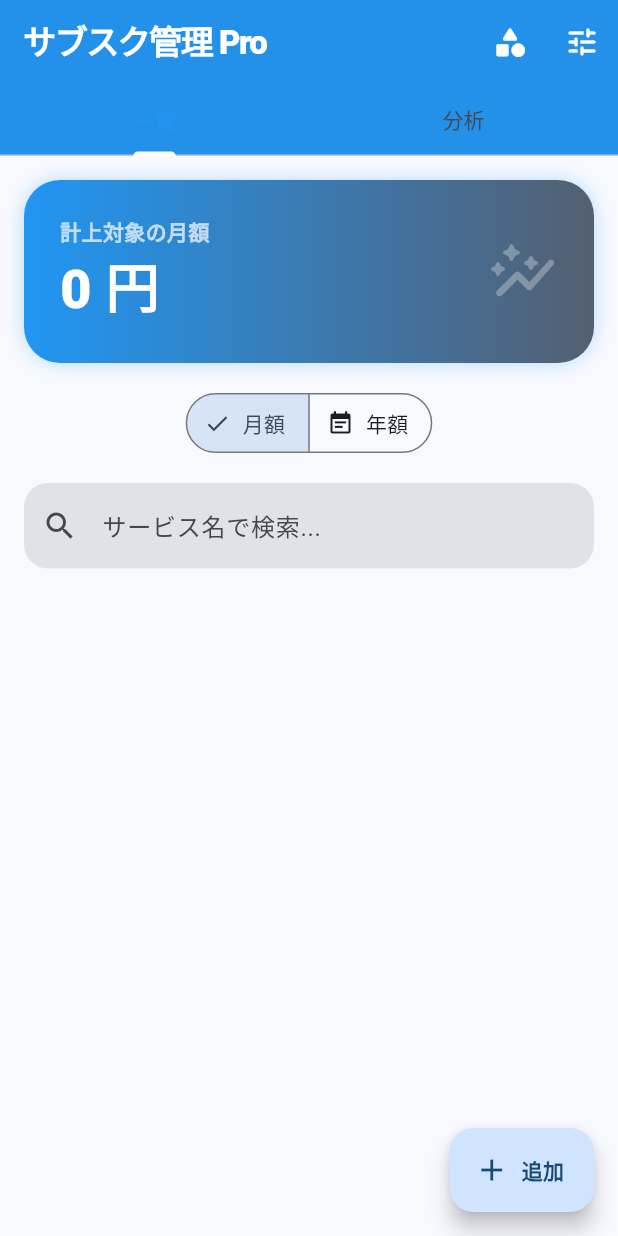
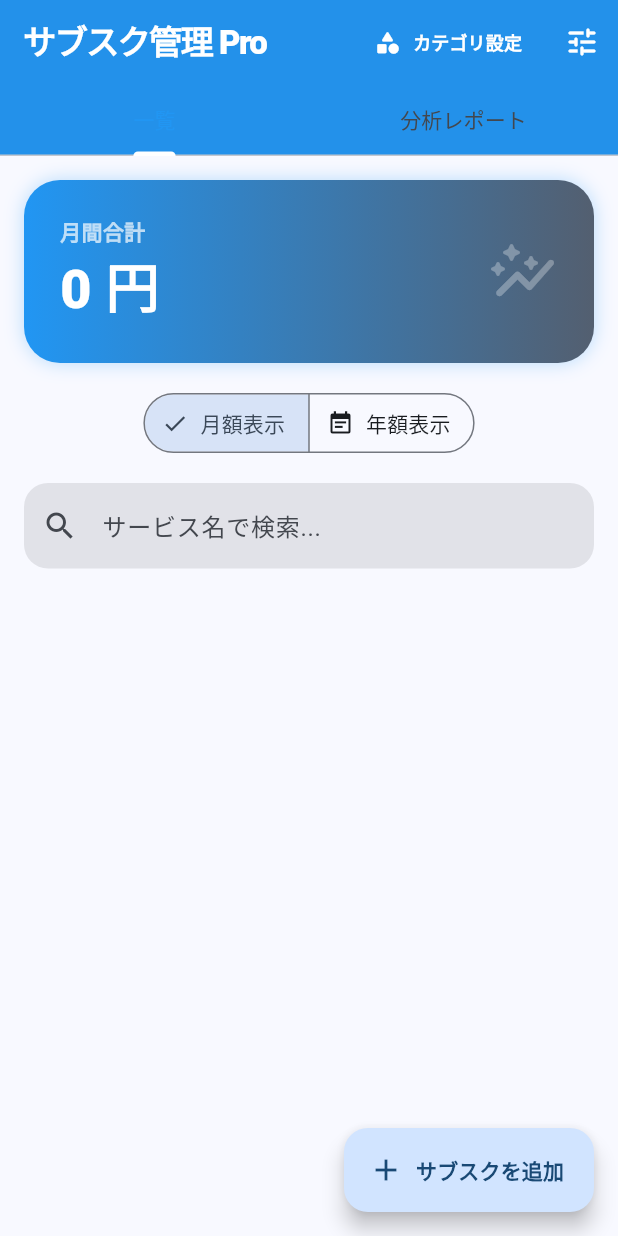
Before and after one commit to duck6522-hue/flutter_application_1, a Flutter app: the screen it shows after launch, on a phone screen of 412 x 824 dp. Run offline on Flutter 3.47's test engine with Material 3 defaults, Android fonts, the phone set to English and light mode, and no system bars; our stand-ins replace fl_chart, shared_preferences; missing offline and left inert: dart:html.

Commit message:
Fix syntax error and icons

```diff
--- a/lib/home_screen.dart
+++ b/lib/home_screen.dart
@@ -14,8 +14,10 @@ class HomeScreen extends StatefulWidget {
 }
 
 class _HomeScreenState extends State<HomeScreen> {
+  // --- 状態管理 ---
   List<Map<String, dynamic>> _subs = [];
-  List<String> _genres = ['動画', '音楽', '携帯代', '家賃', 'その他'];
+  // ★デフォルトカテゴリに「クレカ」と「AI」を追加
+  List<String> _genres = ['動画', '音楽', '携帯代', '家賃', 'クレカ', 'AI', 'その他'];
   Map<String, int> _genreColors = {};
   String _searchQuery = '';
   String _sortBy = 'date';
@@ -42,7 +44,8 @@ class _HomeScreenState extends State<HomeScreen> {
     final prefs = await SharedPreferences.getInstance();
     setState(() {
       _subs = List<Map<String, dynamic>>.from(json.decode(prefs.getString('subscription_list') ?? '[]'));
-      _genres = List<String>.from(json.decode(prefs.getString('genre_list') ?? '["動画", "音楽", "携帯代", "家賃", "その他"]'));
+      // デフォルト値にも「クレカ」「AI」を反映
+      _genres = List<String>.from(json.decode(prefs.getString('genre_list') ?? '["動画", "音楽", "携帯代", "家賃", "クレカ", "AI", "その他"]'));
       _genreColors = Map<String, int>.from(json.decode(prefs.getString('genre_colors') ?? '{}'));
       _sortList();
     });
@@ -127,10 +130,15 @@ class _HomeScreenState extends State<HomeScreen> {
         appBar: AppBar(
           title: const Text('サブスク管理 Pro', style: TextStyle(fontWeight: FontWeight.w900, letterSpacing: -1)),
           actions: [
-            IconButton(icon: const Icon(Icons.category_rounded), onPressed: _showGenreManagement),
+            // ★カテゴリ管理ボタンを分かりやすくラベル付きに（または目立つアイコンに）
+            TextButton.icon(
+              onPressed: _showGenreManagement,
+              icon: const Icon(Icons.category_rounded, color: Colors.white),
+              label: const Text('カテゴリ設定', style: TextStyle(color: Colors.white, fontWeight: FontWeight.bold, fontSize: 12)),
+            ),
             IconButton(icon: const Icon(Icons.tune_rounded), onPressed: () => _showSettings(isDark)),
           ],
-          bottom: const TabBar(tabs: [Tab(text: '一覧'), Tab(text: '分析')]),
+          bottom: const TabBar(tabs: [Tab(text: '一覧'), Tab(text: '分析レポート')]),
         ),
         body: TabBarView(
           children: [
@@ -154,7 +162,7 @@ class _HomeScreenState extends State<HomeScreen> {
         ),
         floatingActionButton: FloatingActionButton.extended(
           onPressed: () => _openAddScreen(),
-          label: const Text('追加', style: TextStyle(fontWeight: FontWeight.bold)),
+          label: const Text('サブスクを追加', style: TextStyle(fontWeight: FontWeight.bold)),
           icon: const Icon(Icons.add),
         ),
       ),
@@ -174,7 +182,7 @@ class _HomeScreenState extends State<HomeScreen> {
       child: Column(children: [
         Row(mainAxisAlignment: MainAxisAlignment.spaceBetween, children: [
           Column(crossAxisAlignment: CrossAxisAlignment.start, children: [
-            Text(_isYearlyView ? '計上対象の年額' : '計上対象の月額', style: const TextStyle(color: Colors.white70, fontWeight: FontWeight.bold)),
+            Text(_isYearlyView ? '年間合計' : '月間合計', style: const TextStyle(color: Colors.white70, fontWeight: FontWeight.bold)),
             Text('${_formatter.format(displayPrice)} 円', style: const TextStyle(fontSize: 36, color: Colors.white, fontWeight: FontWeight.w900)),
           ]),
           const Icon(Icons.auto_graph_rounded, color: Colors.white30, size: 48),
@@ -182,7 +190,7 @@ class _HomeScreenState extends State<HomeScreen> {
         if (displayReviewPrice > 0) ...[
           const Divider(color: Colors.white24, height: 20),
           Row(mainAxisAlignment: MainAxisAlignment.spaceBetween, children: [
-            const Text('検討中サービスの合計:', style: TextStyle(color: Colors.orangeAccent, fontSize: 13, fontWeight: FontWeight.bold)),
+            const Text('解約検討中の節約可能額:', style: TextStyle(color: Colors.orangeAccent, fontSize: 13, fontWeight: FontWeight.bold)),
             Text('- ${_formatter.format(displayReviewPrice)} 円', style: const TextStyle(color: Colors.orangeAccent, fontSize: 16, fontWeight: FontWeight.w900)),
           ]),
         ]
@@ -193,8 +201,8 @@ class _HomeScreenState extends State<HomeScreen> {
   Widget _buildToggleSwitch() {
     return SegmentedButton<bool>(
       segments: const [
-        ButtonSegment(value: false, label: Text('月額'), icon: Icon(Icons.calendar_month)),
-        ButtonSegment(value: true, label: Text('年額'), icon: Icon(Icons.event_note)),
+        ButtonSegment(value: false, label: Text('月額表示'), icon: Icon(Icons.calendar_month)),
+        ButtonSegment(value: true, label: Text('年額表示'), icon: Icon(Icons.event_note)),
       ],
       selected: <bool>{_isYearlyView},
       onSelectionChanged: (set) => setState(() => _isYearlyView = set.first),
@@ -235,7 +243,7 @@ class _HomeScreenState extends State<HomeScreen> {
       int p = (item['isYearly'] ?? false) ? (item['price'] / 12).round() : item['price'] as int;
       totals[item['genre']] = (totals[item['genre']] ?? 0) + (_isYearlyView ? p * 12 : p);
     }
-    if (totals.isEmpty) return const Center(child: Text('データがありません'));
+    if (totals.isEmpty) return const Center(child: Text('分析データがありません'));
 
     return SingleChildScrollView(
       child: Column(children: [
@@ -272,8 +280,9 @@ class _HomeScreenState extends State<HomeScreen> {
       builder: (context) => StatefulBuilder(builder: (context, setModalState) => Container(
         padding: const EdgeInsets.all(24), height: 600,
         child: Column(children: [
-          const Text('カテゴリと色', style: TextStyle(fontSize: 22, fontWeight: FontWeight.w900)),
-          const SizedBox(height: 16),
+          const Text('カテゴリ管理・追加', style: TextStyle(fontSize: 22, fontWeight: FontWeight.w900)),
+          const Text('好きなカテゴリを自由に追加したり、色を塗れます', style: TextStyle(color: Colors.grey, fontSize: 12)),
+          const SizedBox(height: 24),
           Expanded(child: ListView.builder(
             itemCount: _genres.length,
             itemBuilder: (context, i) => ListTile(
@@ -287,9 +296,17 @@ class _HomeScreenState extends State<HomeScreen> {
               }),
             ),
           )),
-          TextField(
-            decoration: const InputDecoration(hintText: 'カテゴリを追加...', suffixIcon: Icon(Icons.add)),
-            onSubmitted: (val) { if (val.isNotEmpty) setState(() { setModalState(() => _genres.add(val)); _saveAllData(); }); },
+          const Divider(),
+          Padding(
+            padding: const EdgeInsets.only(bottom: 20),
+            child: TextField(
+              decoration: InputDecoration(
+                hintText: '新しいカテゴリ名を入力...',
+                prefixIcon: const Icon(Icons.add_box_rounded),
+                border: OutlineInputBorder(borderRadius: BorderRadius.circular(12)),
+              ),
+              onSubmitted: (val) { if (val.isNotEmpty) setState(() { setModalState(() => _genres.add(val)); _saveAllData(); }); },
+            ),
           ),
         ]),
       )),
@@ -298,7 +315,7 @@ class _HomeScreenState extends State<HomeScreen> {
 
   void _pickGenreColor(String genre, StateSetter setModalState) {
     showDialog(context: context, builder: (context) => AlertDialog(
-      title: Text('$genre の色'),
+      title: Text('$genre の色を選択'),
       content: SizedBox(
         width: 300,
         child: Wrap(spacing: 10, runSpacing: 10, children: themeColors.map((c) => GestureDetector(
@@ -314,7 +331,7 @@ class _HomeScreenState extends State<HomeScreen> {
       padding: const EdgeInsets.all(24),
       child: Column(mainAxisSize: MainAxisSize.min, children: [
         SwitchListTile(title: const Text('ダークモード'), secondary: const Icon(Icons.dark_mode), value: isDark, onChanged: (v) { MyApp.of(context)?.toggleDarkMode(v); Navigator.pop(context); }),
-        ListTile(leading: const Icon(Icons.download), title: const Text('CSV保存'), onTap: () { _exportToCSV(); Navigator.pop(context); }),
+        ListTile(leading: const Icon(Icons.download), title: const Text('CSVでエクスポート'), onTap: () { _exportToCSV(); Navigator.pop(context); }),
         const Divider(),
         const Text('テーマカラー設定 (21色)', style: TextStyle(fontWeight: FontWeight.bold)),
         const SizedBox(height: 10),
```
Also changed, not shown: 3 other files.
